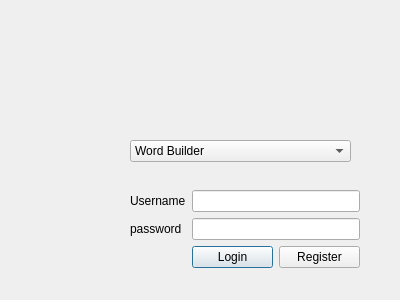
Before: the Qt Designer form client/src/ui/logindialog_ui.ui in Nihileon/word-elimination, drawn with Qt 5.
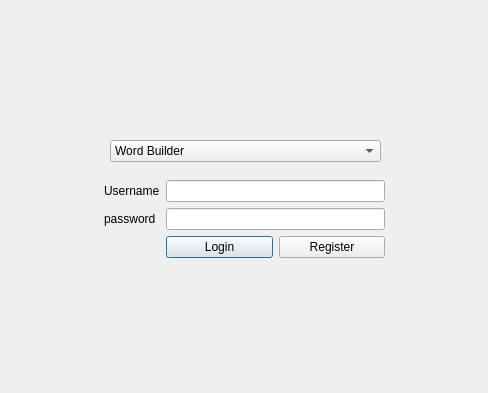
After: the same form once the commit is applied.

```diff
--- a/client/src/ui/logindialog_ui.ui
+++ b/client/src/ui/logindialog_ui.ui
@@ -6,8 +6,8 @@
    <rect>
     <x>0</x>
     <y>0</y>
-    <width>400</width>
-    <height>300</height>
+    <width>488</width>
+    <height>393</height>
    </rect>
   </property>
   <property name="windowTitle">
@@ -16,10 +16,10 @@
   <widget class="QWidget" name="formLayoutWidget">
    <property name="geometry">
     <rect>
-     <x>130</x>
-     <y>190</y>
-     <width>230</width>
-     <height>81</height>
+     <x>104</x>
+     <y>180</y>
+     <width>281</width>
+     <height>120</height>
     </rect>
    </property>
    <layout class="QFormLayout" name="formLayout">
@@ -33,17 +33,17 @@
     <item row="0" column="1">
      <widget class="QLineEdit" name="usernameLineEdit"/>
     </item>
-    <item row="1" column="0">
+    <item row="3" column="0">
      <widget class="QLabel" name="passwordLabel">
       <property name="text">
        <string>password</string>
       </property>
      </widget>
     </item>
-    <item row="1" column="1">
+    <item row="3" column="1">
      <widget class="QLineEdit" name="passwordLineEdit"/>
     </item>
-    <item row="2" column="1">
+    <item row="4" column="1">
      <layout class="QHBoxLayout" name="horizontalLayout">
       <item>
        <widget class="QPushButton" name="loginPushBotton">
@@ -66,9 +66,9 @@
   <widget class="QComboBox" name="userComboBox">
    <property name="geometry">
     <rect>
-     <x>130</x>
+     <x>110</x>
      <y>140</y>
-     <width>221</width>
+     <width>271</width>
      <height>22</height>
     </rect>
    </property>
```
Left out of the diff: 14 changed lines with no effect on the pictures.
